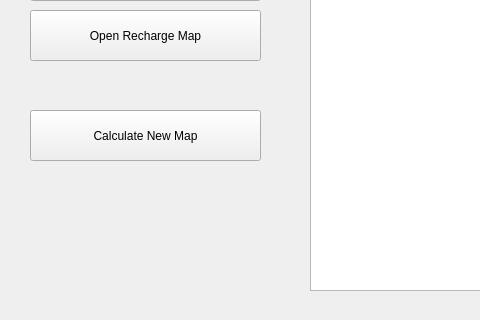
First picture: the form in mainwindow.ui, repository garretthooten/NitrateCalculatorGUI, before the edit; both pictures show x 0 to 480 and y 280 to 600 of the 800 by 600 pixel window.
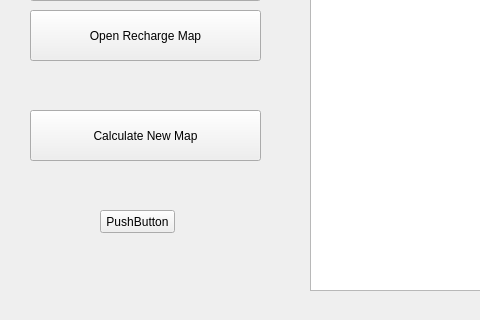
Second picture: the form after the edit.

Patch:
```diff
--- a/mainwindow.ui
+++ b/mainwindow.ui
@@ -159,6 +159,19 @@
      <string>Open Recharge Map</string>
     </property>
    </widget>
+   <widget class="QPushButton" name="pushButton">
+    <property name="geometry">
+     <rect>
+      <x>100</x>
+      <y>490</y>
+      <width>75</width>
+      <height>23</height>
+     </rect>
+    </property>
+    <property name="text">
+     <string>PushButton</string>
+    </property>
+   </widget>
   </widget>
   <widget class="QStatusBar" name="statusbar"/>
  </widget>
```
